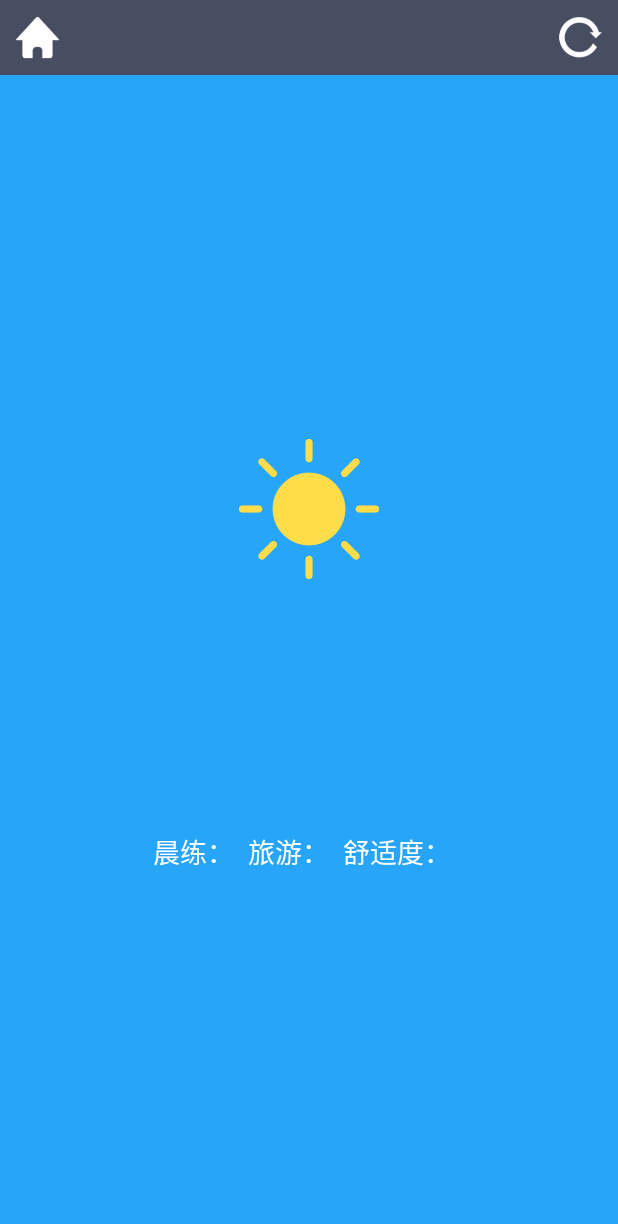
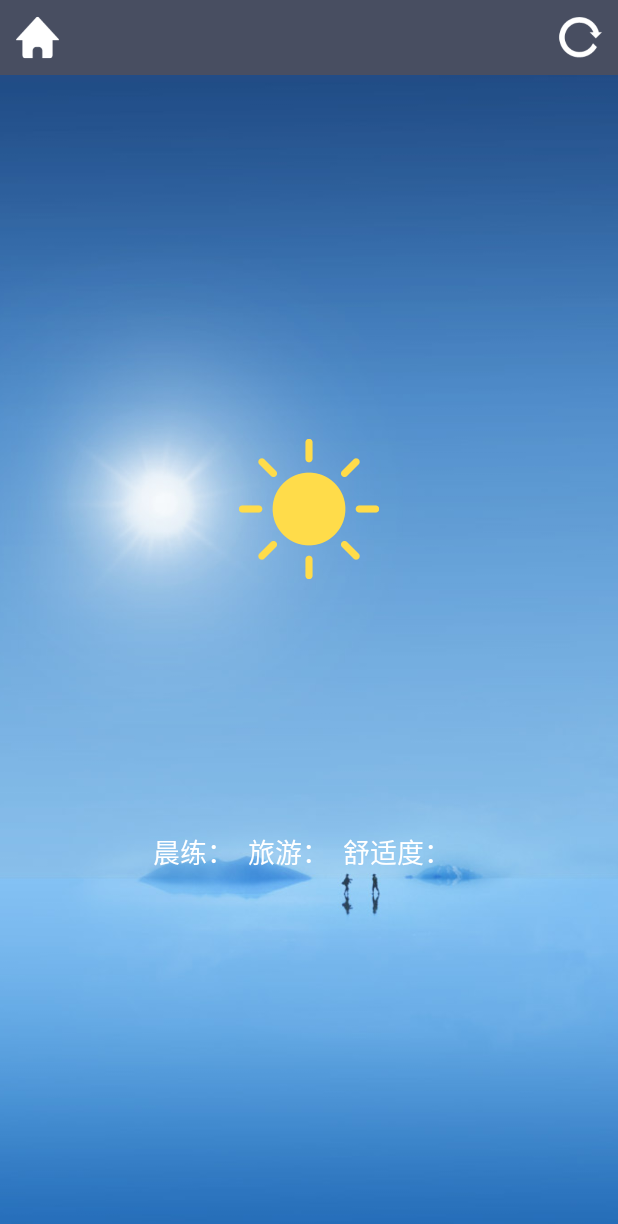
Before and after one commit to xqwgiser/coolweather, an Android app: the WeatherActivity screen opened directly, with no data from a screen before it, on a phone screen of 412 x 824 dp. Shown: the top 1224 px of the screen. Run offline under Robolectric (Android 15) with nearby library versions, the light colour scheme and no system bars.

Commit message:
增加背景图片

```diff
--- a/app/src/main/java/activity/WeatherActivity.java
+++ b/app/src/main/java/activity/WeatherActivity.java
@@ -11,6 +11,7 @@ import android.view.Window;
 import android.widget.Button;
 import android.widget.ImageView;
 import android.widget.LinearLayout;
+import android.widget.RelativeLayout;
 import android.widget.TextView;
 
 import com.example.xqw.coolweather.R;
@@ -51,6 +52,7 @@ public class WeatherActivity extends Activity implements View.OnClickListener {
     private Button switchCity;
     private Button refreshWeather;
     private ImageView imageView;
+    private ImageView bg;
     @Override
     protected void onCreate(Bundle savedInstanceState){
         super.onCreate(savedInstanceState);
@@ -67,9 +69,11 @@ public class WeatherActivity extends Activity implements View.OnClickListener {
         clText=(TextView)findViewById(R.id.cl_text);
         ssdText=(TextView)findViewById(R.id.ssd_text);
         imageView=(ImageView)findViewById(R.id.weather_image);
+        bg=(ImageView)findViewById(R.id.bg);
         String countyCode=getIntent().getStringExtra("county_code");
         if(!TextUtils.isEmpty(countyCode)){
             publishText.setText("同步中...");
+            bg.setVisibility(View.INVISIBLE);
             weatherInfoLayout.setVisibility(View.INVISIBLE);
             cityNameText.setVisibility(View.INVISIBLE);
             queryWeatherCode(countyCode);
@@ -152,13 +156,7 @@ public class WeatherActivity extends Activity implements View.OnClickListener {
         temp2Text.setText(prefs.getString("temp2",""));
         weatherDespText.setText(prefs.getString("weather_desp",""));
         String weatherinfo=prefs.getString("weather_desp","");
-        if(weatherinfo.contains("晴"))
-            weatherstate=Qing;
-        else if (weatherinfo.contains("阴"))
-            weatherstate=Yin;
-        else if (weatherinfo.contains("多云"))
-            weatherstate=Duoyun;
-        else if (weatherinfo.contains("小雨"))
+         if (weatherinfo.contains("小雨"))
             weatherstate=Xiaoyu;
         else if (weatherinfo.contains("中雨"))
             weatherstate=Zhongyu;
@@ -180,6 +178,12 @@ public class WeatherActivity extends Activity implements View.OnClickListener {
             weatherstate=Daxue;
         else if (weatherinfo.contains("暴雪"))
             weatherstate=Baoxue;
+        else if(weatherinfo.contains("晴"))
+            weatherstate=Qing;
+        else if (weatherinfo.contains("阴"))
+            weatherstate=Yin;
+        else if (weatherinfo.contains("多云"))
+            weatherstate=Duoyun;
         publishText.setText(prefs.getString("publish_time",""));
         currentDateText.setText(prefs.getString("current_date",""));
         lyText.setText("旅游："+prefs.getString("ly_text","")+"  ");
@@ -188,47 +192,62 @@ public class WeatherActivity extends Activity implements View.OnClickListener {
         switch (weatherstate){
             case Qing:
                 imageView.setImageResource(R.drawable.org3_ww0);
+                bg.setImageResource(R.drawable.qing);
                 break;
             case Yin:
                 imageView.setImageResource(R.drawable.org3_ww2);
+                bg.setImageResource(R.drawable.yin);
                 break;
             case Duoyun:
                 imageView.setImageResource(R.drawable.org3_ww1);
+                bg.setImageResource(R.drawable.yin);
                 break;
             case Xiaoyu:
                 imageView.setImageResource(R.drawable.org3_ww7);
+                bg.setImageResource(R.drawable.yu);
                 break;
             case Zhongyu:
                 imageView.setImageResource(R.drawable.org3_ww8);
+                bg.setImageResource(R.drawable.yu);
                 break;
             case Dayu:
                 imageView.setImageResource(R.drawable.org3_ww19);
+                bg.setImageResource(R.drawable.yu);
                 break;
             case Baoyu:
                 imageView.setImageResource(R.drawable.org3_ww10);
+                bg.setImageResource(R.drawable.yu);
                 break;
             case Zhenyu:
                 imageView.setImageResource(R.drawable.org3_ww3);
+                bg.setImageResource(R.drawable.yu);
                 break;
             case Leizhenyu:
                 imageView.setImageResource(R.drawable.org3_ww4);
+                bg.setImageResource(R.drawable.yu);
                 break;
             case Yujiaxue:
                 imageView.setImageResource(R.drawable.org3_ww6);
+                bg.setImageResource(R.drawable.xue);
                 break;
             case Xiaoxue:
                 imageView.setImageResource(R.drawable.org3_ww14);
+                bg.setImageResource(R.drawable.xue);
                 break;
             case Zhongxue:
                 imageView.setImageResource(R.drawable.org3_ww15);
+                bg.setImageResource(R.drawable.xue);
                 break;
             case Daxue:
                 imageView.setImageResource(R.drawable.org3_ww16);
+                bg.setImageResource(R.drawable.xue);
                 break;
             case Baoxue:
                 imageView.setImageResource(R.drawable.org3_ww17);
+                bg.setImageResource(R.drawable.xue);
                 break;
         }
+        bg.setVisibility(View.VISIBLE);
         weatherInfoLayout.setVisibility(View.VISIBLE);
         cityNameText.setVisibility(View.VISIBLE);
         Intent intent=new Intent(this, AutoUpdateService.class);
--- a/app/src/main/res/layout/weather_layout.xml
+++ b/app/src/main/res/layout/weather_layout.xml
@@ -31,9 +31,13 @@
         </RelativeLayout>
     <RelativeLayout
         android:layout_width="match_parent"
-        android:layout_height="0dp"
-        android:layout_weight="1"
-        android:background="#27A5F9">
+        android:layout_height="match_parent">
+        <ImageView
+            android:layout_width="match_parent"
+            android:layout_height="match_parent"
+            android:id="@+id/bg"
+            android:src="@drawable/qing"
+            android:scaleType="centerCrop"/>
         <TextView
             android:layout_width="wrap_content"
             android:layout_height="wrap_content"
@@ -63,8 +67,7 @@
                 android:layout_width="wrap_content"
                 android:layout_height="wrap_content"
                 android:layout_gravity="center_horizontal"
-                android:id="@+id/weather_image"
-                android:src="@drawable/org3_ww0"/>
+                android:id="@+id/weather_image"/>
             <TextView
                 android:layout_width="wrap_content"
                 android:layout_height="60dp"
```
Also changed, not shown: app/src/main/res/drawable/qing.jpg (added), app/src/main/res/drawable/xue.jpg (added), app/src/main/res/drawable/yin.jpg (added), app/src/main/res/drawable/yu.jpg (added).
